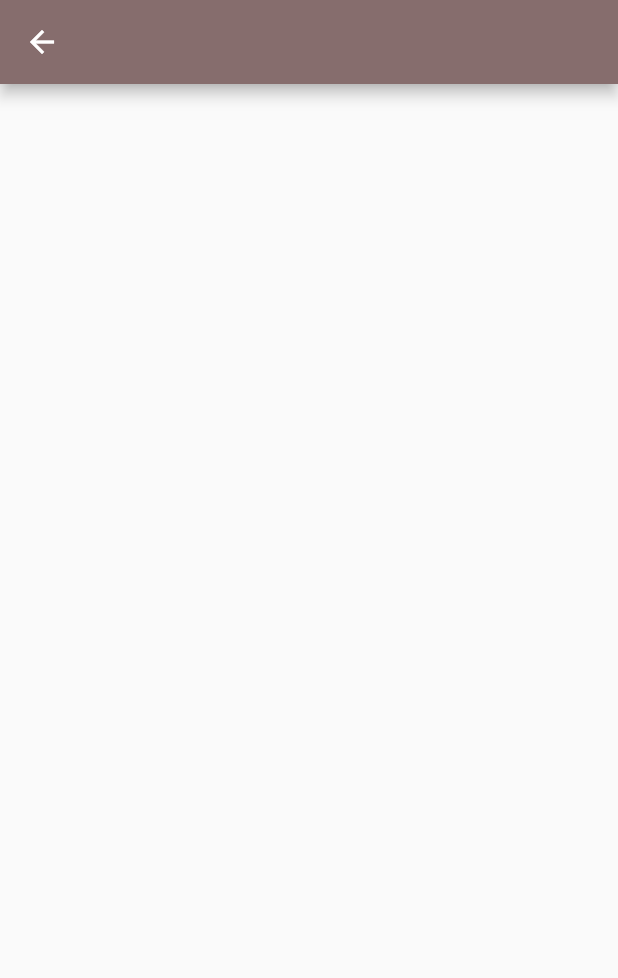
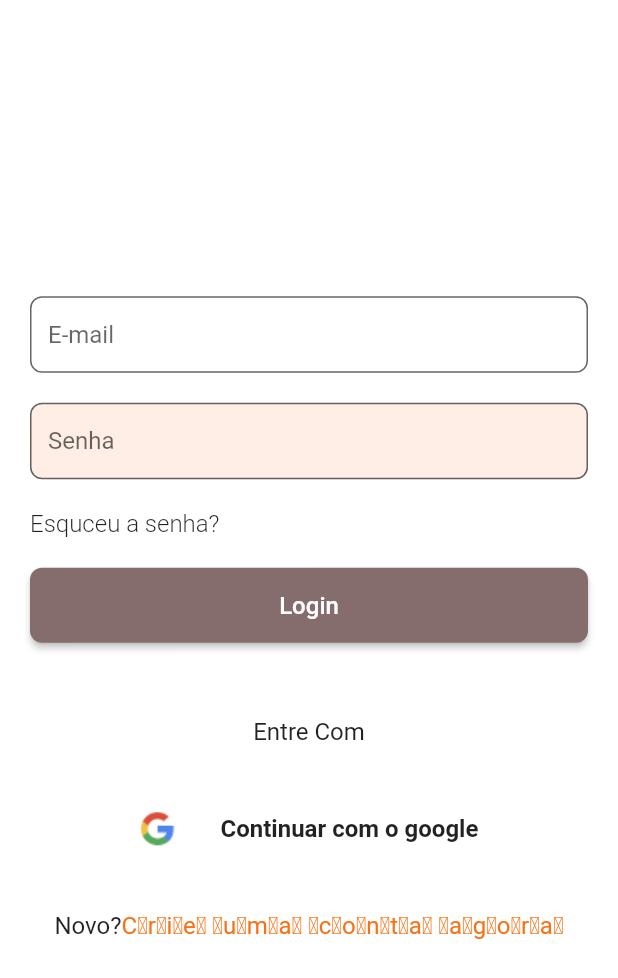
Before and after one commit to Raf-Alcides/tranceme, a Flutter app: the screen it shows after launch, on a phone screen of 412 x 824 dp. Shown: the top 978 px of the screen. Run offline on Flutter 3.47's test engine with Material 2 defaults, Android fonts, the phone set to English and light mode, and no system bars.

Commit message:
Criacao da tela de Login

```diff
--- a/lib/pages/login_page.dart
+++ b/lib/pages/login_page.dart
@@ -1,14 +1,96 @@
 import 'package:flutter/material.dart';
+import 'package:tranceme/config/custom_colors.dart';
+import 'package:tranceme/pages/components/inputs.dart';
 
 class LoginPage extends StatelessWidget {
+  const LoginPage({Key? key}) : super(key: key);
 
-  const LoginPage({ Key? key }) : super(key: key);
+  @override
+  Widget build(BuildContext context) {
+    return Scaffold(
+      backgroundColor: Colors.white,
+      body: Padding(
+        padding: const EdgeInsets.symmetric(horizontal: 20),
+        child: Column(
+          crossAxisAlignment: CrossAxisAlignment.stretch,
+          mainAxisAlignment: MainAxisAlignment.center,
+          children: [
+            //email
+            const Inputs(name: 'E-mail'),
+            //senha
+            Inputs(
+              name: 'Senha',
+              cor: CustomColors.secondColor,
+            ),
+            //botao esqueceu senha
+            GestureDetector(
+              child: const Text(
+                'Esquceu a senha?',
+                style: TextStyle(
+                  fontSize: 16,
+                  fontWeight: FontWeight.w300,
+                ),
+              ),
+              onTap: () {},
+            ),
+            const SizedBox(
+              height: 20,
+            ),
+            //botao login
+            SizedBox(
+              height: 50,
+              child: ElevatedButton(
+                onPressed: () {},
+                style: ButtonStyle(
+                    shape: MaterialStateProperty.all<RoundedRectangleBorder>(
+                        RoundedRectangleBorder(
+                            borderRadius: BorderRadius.circular(8)))),
+                child: const Text(
+                  'Login',
+                  style: TextStyle(fontSize: 16),
+                ),
+              ),
+            ),
+            const SizedBox(
+              height: 50,
+            ),
+            //divisor
+            const Align(
+              alignment: Alignment.center,
+              child: Text(
+                'Entre Com',
+                style: TextStyle(fontSize: 16),
+              ),
+            ),
+            const SizedBox(height: 30,),
+            //botao de login com o google
+            Container(
+              height: 50,
+              decoration: const BoxDecoration(color: Colors.white),
+              child: Row(
+                mainAxisAlignment: MainAxisAlignment.center,
 
-   @override
-   Widget build(BuildContext context) {
-       return Scaffold(
-           appBar: AppBar(title: const Text(''),),
-           body: Container(),
-       );
+                children: [
+                  Image.asset('assets/images/googleIcon.png'),
+                  const SizedBox(width: 30,),
+                  const Text('Continuar com o google', style: TextStyle(fontSize: 16, fontWeight: FontWeight.bold),)
+                ]),
+            ),
+            const SizedBox(height: 30,),
+            //botao de criar senha
+            GestureDetector(
+              onTap: () {},
+              child: Row(
+                mainAxisAlignment: MainAxisAlignment.center,
+                children: [
+                  const Text('Novo?', style: TextStyle(fontSize: 16),),
+                  Text('C̲r̲i̲e̲ ̲u̲m̲a̲ ̲c̲o̲n̲t̲a̲ ̲a̲g̲o̲r̲a̲', style: TextStyle(fontSize: 16, color: CustomColors.textColor),)
+                ],
+              ),
+            )
+          ],
+        ),
+      ),
+    );
   }
 }
```
